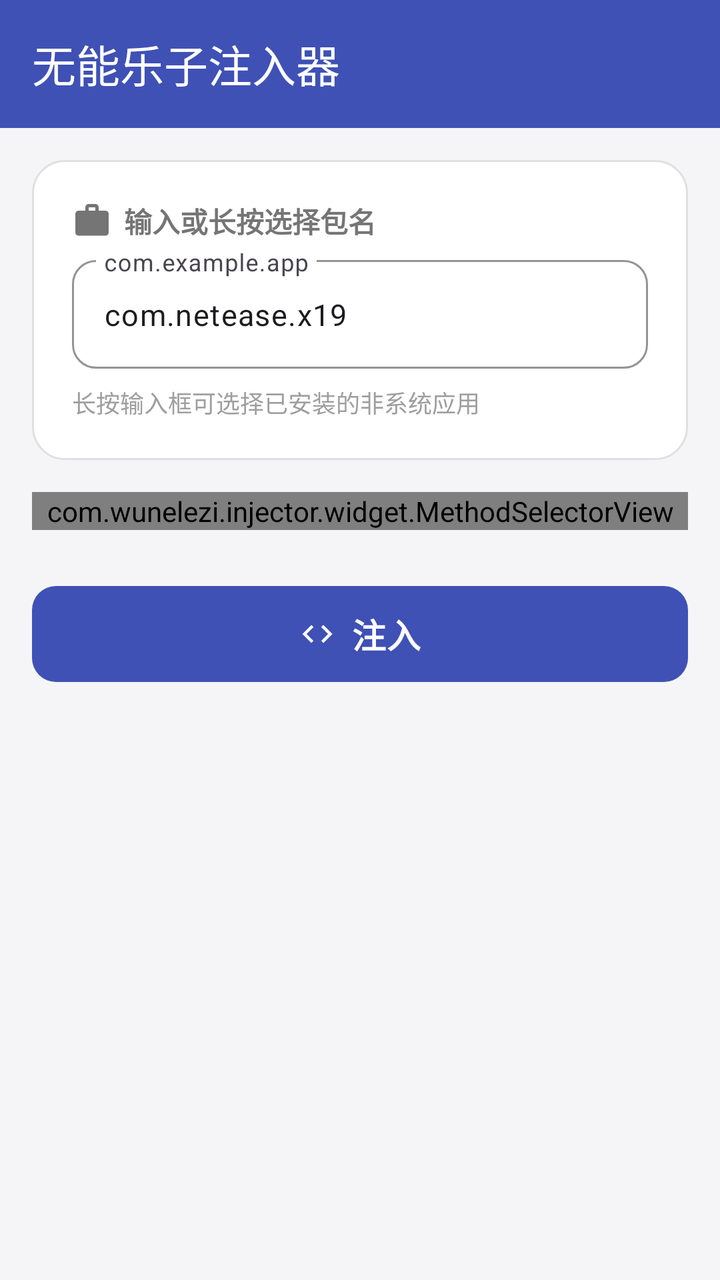
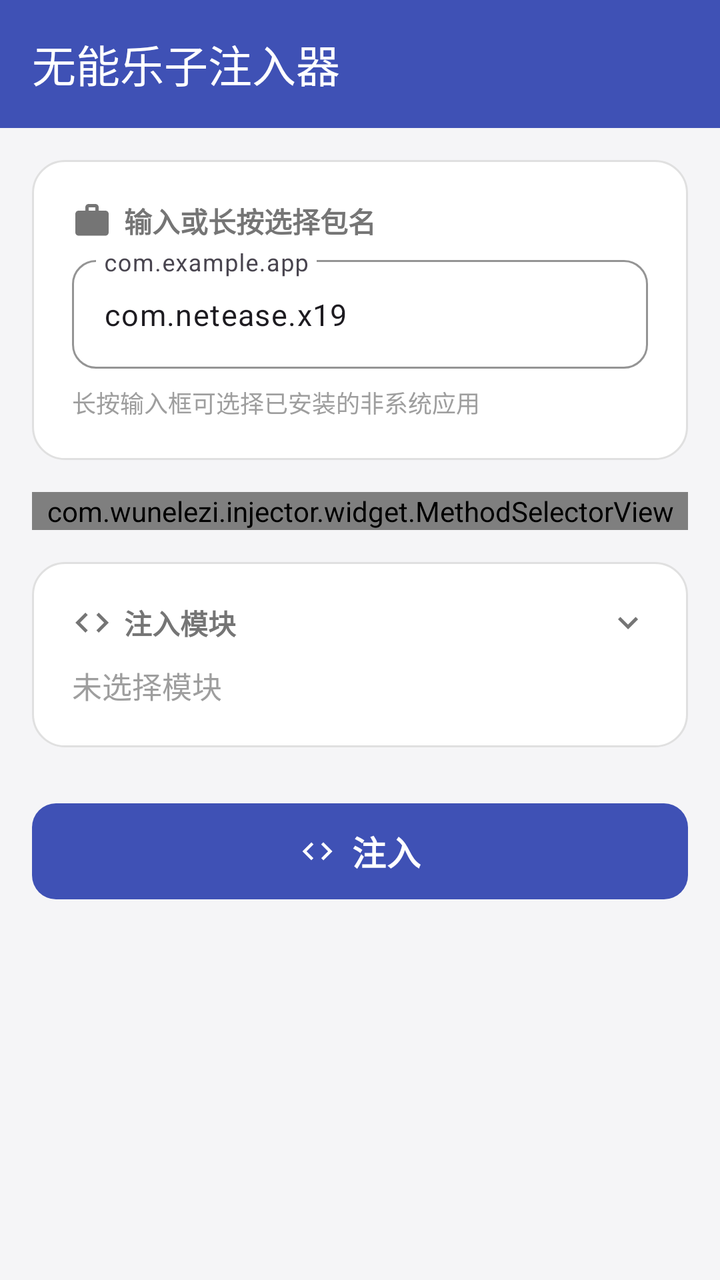

The first picture is an Android layout as it rendered before a commit; the second is the same layout after the commit. The layout source and the unified diff follow.
<!-- AndroidManifest.xml: activity theme Theme.WNLZInjector -->
<!-- res/layout/activity_main.xml -->
<?xml version="1.0" encoding="utf-8"?>
<androidx.coordinatorlayout.widget.CoordinatorLayout
    xmlns:android="http://schemas.android.com/apk/res/android"
    xmlns:app="http://schemas.android.com/apk/res-auto"
    xmlns:tools="http://schemas.android.com/tools"
    android:layout_width="match_parent"
    android:layout_height="match_parent"
    android:background="@color/bg_main"
    tools:context=".MainActivity">

    <com.google.android.material.appbar.AppBarLayout
        android:layout_width="match_parent"
        android:layout_height="wrap_content"
        android:background="@color/primary"
        app:elevation="0dp">

        <com.google.android.material.appbar.MaterialToolbar
            android:id="@+id/toolbar"
            android:layout_width="match_parent"
            android:layout_height="?attr/actionBarSize"
            app:title="@string/app_name"
            app:titleTextColor="@color/white"
            app:subtitleTextColor="@color/primary_light" />

    </com.google.android.material.appbar.AppBarLayout>

    <ScrollView
        android:layout_width="match_parent"
        android:layout_height="match_parent"
        android:fillViewport="true"
        android:clipToPadding="false"
        android:paddingBottom="24dp"
        app:layout_behavior="@string/appbar_scrolling_view_behavior">

        <LinearLayout
            android:layout_width="match_parent"
            android:layout_height="wrap_content"
            android:orientation="vertical"
            android:padding="16dp">

            
            <LinearLayout
                android:layout_width="match_parent"
                android:layout_height="wrap_content"
                android:orientation="vertical"
                android:background="@drawable/bg_card"
                android:padding="20dp">

                <LinearLayout
                    android:layout_width="wrap_content"
                    android:layout_height="wrap_content"
                    android:orientation="horizontal"
                    android:gravity="center_vertical"
                    android:layout_marginBottom="4dp">

                    <ImageView
                        android:layout_width="20dp"
                        android:layout_height="20dp"
                        android:src="@drawable/ic_package"
                        android:layout_marginEnd="6dp" />

                    <TextView
                        android:layout_width="wrap_content"
                        android:layout_height="wrap_content"
                        android:text="@string/hint_package_name"
                        android:textSize="14sp"
                        android:textStyle="bold"
                        android:textColor="@color/text_secondary" />
                </LinearLayout>

                <com.google.android.material.textfield.TextInputLayout
                    style="@style/Widget.Material3.TextInputLayout.OutlinedBox"
                    android:layout_width="match_parent"
                    android:layout_height="wrap_content"
                    android:hint="com.example.app"
                    app:boxStrokeColor="@color/primary"
                    app:hintTextColor="@color/text_hint"
                    app:boxCornerRadiusTopStart="12dp"
                    app:boxCornerRadiusTopEnd="12dp"
                    app:boxCornerRadiusBottomStart="12dp"
                    app:boxCornerRadiusBottomEnd="12dp">

                    <com.google.android.material.textfield.TextInputEditText
                        android:id="@+id/etPackageName"
                        android:layout_width="match_parent"
                        android:layout_height="wrap_content"
                        android:inputType="text"
                        android:imeOptions="actionDone"
                        android:singleLine="true"
                        android:textSize="15sp"
                        android:longClickable="true"
                        android:text="com.netease.x19" />

                </com.google.android.material.textfield.TextInputLayout>

                <TextView
                    android:layout_width="match_parent"
                    android:layout_height="wrap_content"
                    android:layout_marginTop="8dp"
                    android:text="长按输入框可选择已安装的非系统应用"
                    android:textSize="12sp"
                    android:textColor="@color/text_hint" />

            </LinearLayout>

            
            <com.wunelezi.injector.widget.MethodSelectorView
                android:id="@+id/methodSelector"
                android:layout_width="match_parent"
                android:layout_height="wrap_content"
                android:layout_marginTop="16dp" />

            
            <com.google.android.material.button.MaterialButton
                android:id="@+id/btnInject"
                android:layout_width="match_parent"
                android:layout_height="56dp"
                android:layout_marginTop="24dp"
                android:text="@string/btn_inject"
                android:textSize="17sp"
                android:textStyle="bold"
                android:textColor="@color/white"
                app:backgroundTint="@color/primary"
                app:cornerRadius="12dp"
                app:icon="@drawable/ic_method"
                app:iconTint="@color/white"
                app:iconGravity="textStart"
                app:iconPadding="8dp" />

        </LinearLayout>
    </ScrollView>

</androidx.coordinatorlayout.widget.CoordinatorLayout>
<!-- resources referenced by this layout -->
<resources>
  <color name="bg_main">#F5F5F7</color>
  <color name="primary">#3F51B5</color>
  <color name="primary_light">#C5CAE9</color>
  <color name="text_hint">#9E9E9E</color>
  <color name="text_secondary">#757575</color>
  <color name="white">#FFFFFF</color>
  <!-- drawable bg_card (drawable) -->
  <?xml version="1.0" encoding="utf-8"?>
  <shape xmlns:android="http://schemas.android.com/apk/res/android"
      android:shape="rectangle">
      <solid android:color="@color/surface" />
      <corners android:radius="16dp" />
      <stroke android:width="1dp" android:color="@color/stroke" />
  </shape>
  <!-- drawable ic_method (drawable) -->
  <vector xmlns:android="http://schemas.android.com/apk/res/android"
      android:width="24dp"
      android:height="24dp"
      android:viewportWidth="24"
      android:viewportHeight="24"
      android:tint="@color/text_secondary">
      <path
          android:fillColor="@android:color/white"
          android:pathData="M9.4,16.6L4.8,12l4.6,-4.6L8,6l-6,6 6,6 1.4,-1.4zM14.6,16.6l4.6,-4.6 -4.6,-4.6L16,6l6,6 -6,6 -1.4,-1.4z" />
  </vector>
  <!-- drawable ic_package (drawable) -->
  <vector xmlns:android="http://schemas.android.com/apk/res/android"
      android:width="24dp"
      android:height="24dp"
      android:viewportWidth="24"
      android:viewportHeight="24"
      android:tint="@color/text_secondary">
      <path
          android:fillColor="@android:color/white"
          android:pathData="M20,6h-4V4c0,-1.11 -0.89,-2 -2,-2h-4c-1.11,0 -2,0.89 -2,2v2H4c-1.11,0 -1.99,0.89 -1.99,2L2,19c0,1.11 0.89,2 2,2h16c1.11,0 2,-0.89 2,-2V8c0,-1.11 -0.89,-2 -2,-2zM14,6h-4V4h4v2z" />
  </vector>
  <string name="app_name">无能乐子注入器</string>
  <string name="btn_inject">注入</string>
  <string name="hint_package_name">输入或长按选择包名</string>
  <style name="Theme.WNLZInjector" parent="Theme.Material3.Light.NoActionBar">
          <item name="colorPrimary">@color/primary</item>
          <item name="colorPrimaryDark">@color/primary_dark</item>
          <item name="colorAccent">@color/accent</item>
          <item name="android:windowBackground">@color/bg_main</item>
          <item name="android:statusBarColor">@color/primary_dark</item>
          <item name="android:navigationBarColor">@color/surface</item>
      </style>
  <color name="surface">#FFFFFF</color>
  <color name="stroke">#E0E0E0</color>
  <color name="primary_dark">#303F9F</color>
  <color name="accent">#FF4081</color>
</resources>

<!-- the commit's change to res/layout/activity_main.xml (unified diff, before → after) -->
@@ -111,6 +111,58 @@
                 android:layout_marginTop="16dp" />
 
             
+            <LinearLayout
+                android:id="@+id/cardModules"
+                android:layout_width="match_parent"
+                android:layout_height="wrap_content"
+                android:orientation="vertical"
+                android:background="@drawable/bg_card"
+                android:padding="20dp"
+                android:layout_marginTop="16dp"
+                android:clickable="true"
+                android:focusable="true"
+                android:foreground="?attr/selectableItemBackground">
+
+                <LinearLayout
+                    android:layout_width="match_parent"
+                    android:layout_height="wrap_content"
+                    android:orientation="horizontal"
+                    android:gravity="center_vertical">
+
+                    <ImageView
+                        android:layout_width="20dp"
+                        android:layout_height="20dp"
+                        android:src="@drawable/ic_method"
+                        android:layout_marginEnd="6dp" />
+
+                    <TextView
+                        android:layout_width="0dp"
+                        android:layout_height="wrap_content"
+                        android:layout_weight="1"
+                        android:text="@string/label_modules"
+                        android:textSize="14sp"
+                        android:textStyle="bold"
+                        android:textColor="@color/text_secondary" />
+
+                    <ImageView
+                        android:layout_width="20dp"
+                        android:layout_height="20dp"
+                        android:src="@drawable/ic_arrow_down" />
+
+                </LinearLayout>
+
+                <TextView
+                    android:id="@+id/tvModuleSummary"
+                    android:layout_width="match_parent"
+                    android:layout_height="wrap_content"
+                    android:layout_marginTop="10dp"
+                    android:text="@string/hint_no_module_selected"
+                    android:textSize="15sp"
+                    android:textColor="@color/text_hint" />
+
+            </LinearLayout>
+
+            
             <com.google.android.material.button.MaterialButton
                 android:id="@+id/btnInject"
                 android:layout_width="match_parent"
<!-- resource entries referenced after the edit -->
@@ -14,6 +14,17 @@
       <corners android:radius="16dp" />
       <stroke android:width="1dp" android:color="@color/stroke" />
   </shape>
+  <!-- drawable ic_arrow_down (drawable) -->
+  <vector xmlns:android="http://schemas.android.com/apk/res/android"
+      android:width="24dp"
+      android:height="24dp"
+      android:viewportWidth="24"
+      android:viewportHeight="24"
+      android:tint="@color/text_secondary">
+      <path
+          android:fillColor="@android:color/white"
+          android:pathData="M7.41,8.59L12,13.17l4.59,-4.58L18,10l-6,6 -6,-6 1.41,-1.41z" />
+  </vector>
   <!-- drawable ic_method (drawable) -->
   <vector xmlns:android="http://schemas.android.com/apk/res/android"
       android:width="24dp"
@@ -38,7 +49,9 @@
   </vector>
   <string name="app_name">无能乐子注入器</string>
   <string name="btn_inject">注入</string>
+  <string name="hint_no_module_selected">未选择模块</string>
   <string name="hint_package_name">输入或长按选择包名</string>
+  <string name="label_modules">注入模块</string>
   <style name="Theme.WNLZInjector" parent="Theme.Material3.Light.NoActionBar">
           <item name="colorPrimary">@color/primary</item>
           <item name="colorPrimaryDark">@color/primary_dark</item>
